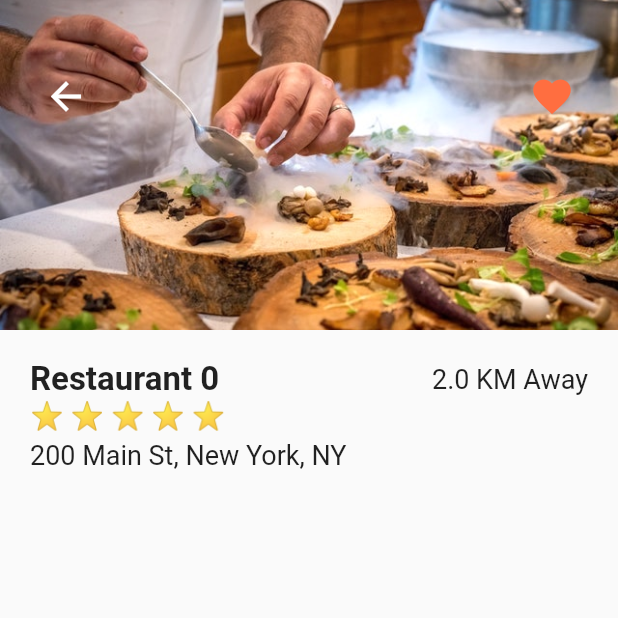
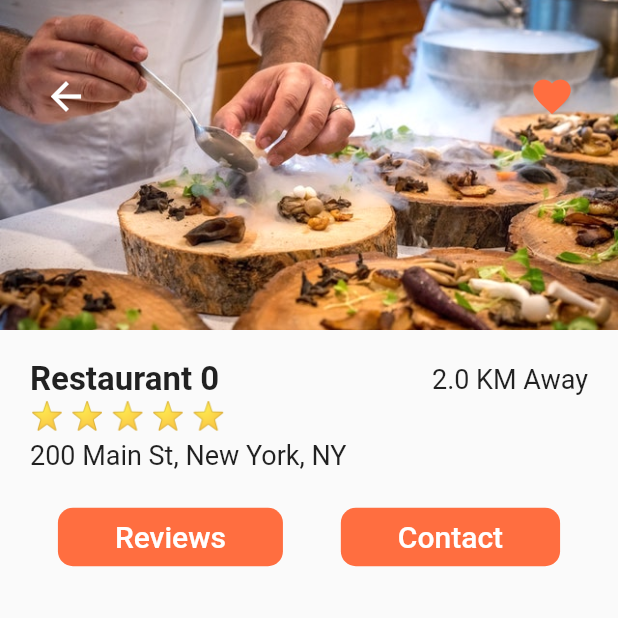
Before and after one commit to ShakriyaPanday/food_delivery_app, a Flutter app: the screen it shows after launch, after a tap on "Restaurant 0", on a phone screen of 412 x 824 dp, the top half of it. Run offline on Flutter 3.47's test engine with Material 2 defaults, Android fonts, the light colour scheme and no system bars.

Commit message:
Reviews and Contacts button added

```diff
--- a/lib/screens/resturant_screen.dart
+++ b/lib/screens/resturant_screen.dart
@@ -79,7 +79,40 @@ class ResturantScreen extends StatelessWidget {
                 )
               ],
             ),
-          )
+          ),
+          Row(
+            mainAxisAlignment: MainAxisAlignment.spaceEvenly,
+            children: [
+              TextButton(
+                onPressed: () {},
+                child: const Padding(
+                  padding: EdgeInsets.symmetric(horizontal: 30.0),
+                  child: Text(
+                    "Reviews",
+                    style: TextStyle(color: Colors.white, fontSize: 20.0),
+                  ),
+                ),
+                style: TextButton.styleFrom(
+                    backgroundColor: Theme.of(context).primaryColor,
+                    shape: RoundedRectangleBorder(
+                        borderRadius: BorderRadius.circular(10.0))),
+              ),
+              TextButton(
+                onPressed: () {},
+                child: const Padding(
+                  padding: EdgeInsets.symmetric(horizontal: 30.0),
+                  child: Text(
+                    "Contact",
+                    style: TextStyle(color: Colors.white, fontSize: 20.0),
+                  ),
+                ),
+                style: TextButton.styleFrom(
+                    backgroundColor: Theme.of(context).primaryColor,
+                    shape: RoundedRectangleBorder(
+                        borderRadius: BorderRadius.circular(10.0))),
+              ),
+            ],
+          ),
         ],
       ),
     );
```
